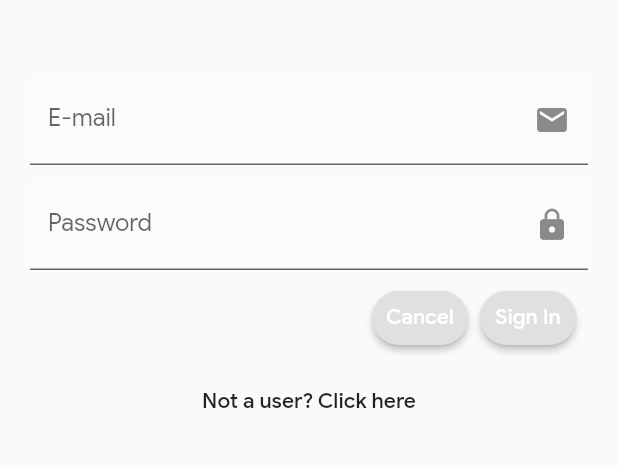
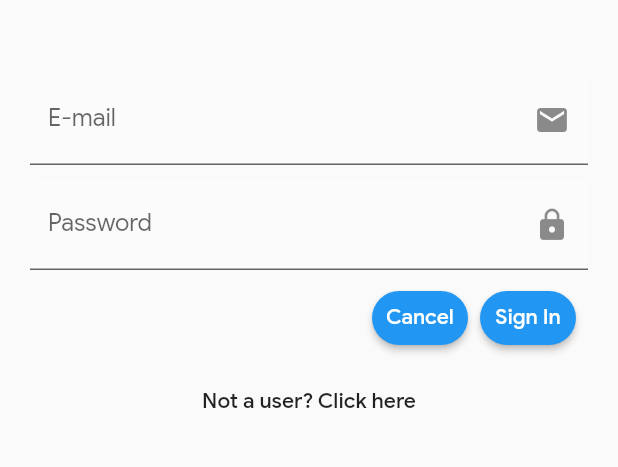
Before and after one commit to sdn1998/flutter-app, a Flutter app: the screen it shows after launch, on a phone screen of 412 x 824 dp, the part 270-737 px from its top. Run offline on Flutter 3.47's test engine with Material 2 defaults, Android fonts, the phone set to English and light mode, and no system bars.

Commit message:
Fourth Commit

```diff
--- a/lib/main.dart
+++ b/lib/main.dart
@@ -11,7 +11,8 @@ class MyApp extends StatelessWidget {
       title: 'Flutter Demo',
       theme: ThemeData(
         primarySwatch: Colors.blue,
-        fontFamily: "GoogleSans"
+        fontFamily: "GoogleSans",
+        buttonColor: Colors.blue
       ),
       home: MyHomePage(title: 'Flutter Demo Home Page'),
     );
```
